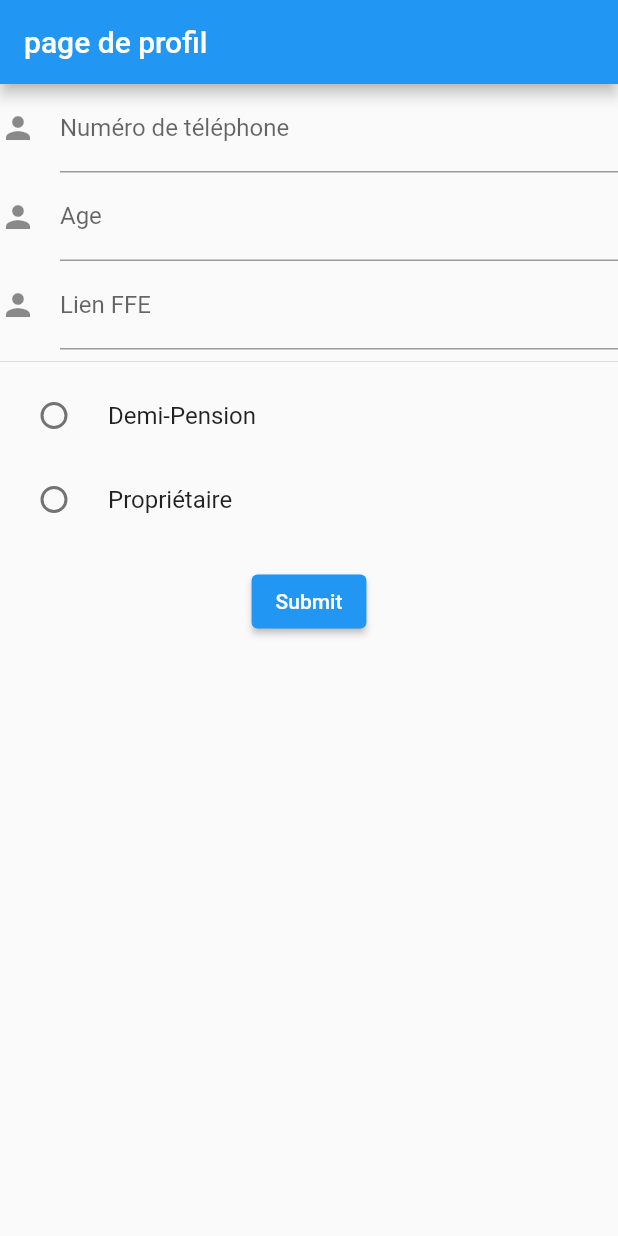
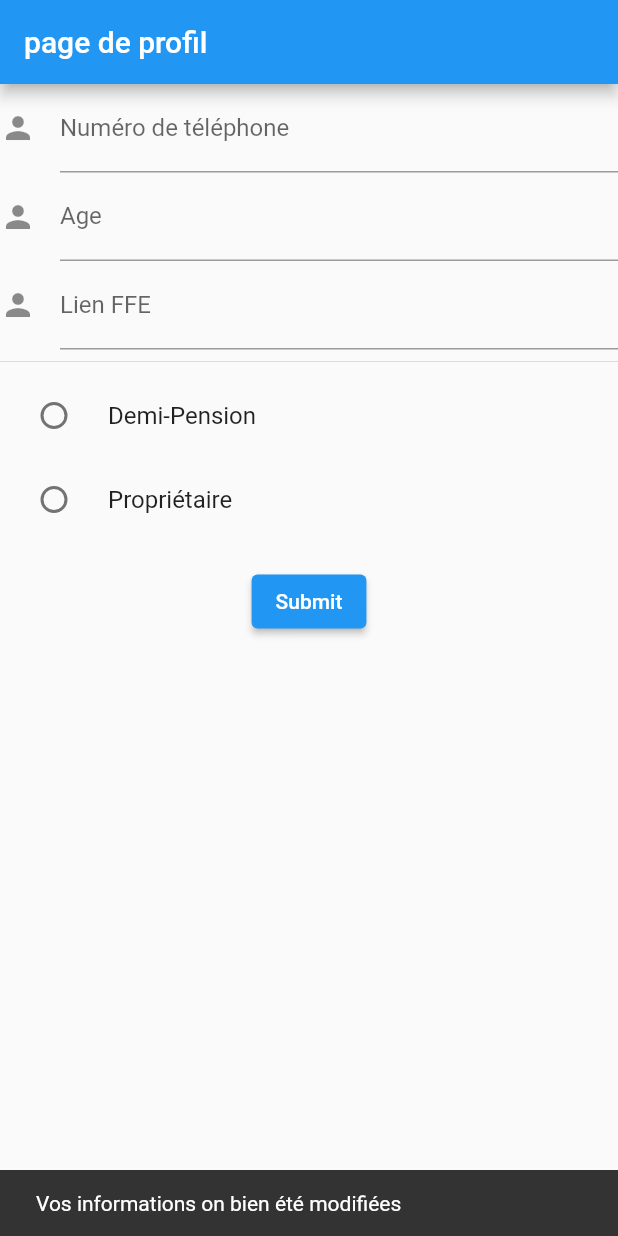
Before and after one commit to MaximeJomain/flutter_g1_l3, a Flutter app: the screen it shows after launch, after a tap on "Submit", on a phone screen of 412 x 824 dp. Run offline on Flutter 3.47's test engine with Material 2 defaults, Android fonts, the phone set to English and light mode, and no system bars; missing offline and left inert: mongo_dart.

Commit message:
Added database update for profile info and dp horse (owner horse still w.i.p)

```diff
--- a/lib/database.dart
+++ b/lib/database.dart
@@ -1,7 +1,7 @@
 import 'package:flutter_g1_l3/tables/tableUser.dart';
 import 'package:mongo_dart/mongo_dart.dart';
 
-class Database{
+class Database {
   String user;
   String pwd;
   String host;
@@ -10,15 +10,17 @@ class Database{
 
   Database(this.user, this.pwd, this.host, this.nameDB);
 
-  static Database instance = Database("test", "test", "cluster0.qhfwu3w.mongodb.net", "test");
+  static Database instance =
+      Database("test", "test", "cluster0.dbdsp9o.mongodb.net", "test");
 
-  _etablishConnection() async{
-    db = await Db.create("mongodb+srv://${user}:${pwd}@${host}/${nameDB}?retryWrites=true&w=majority");
+  _etablishConnection() async {
+    db = await Db.create(
+        "mongodb+srv://${user}:${pwd}@${host}/${nameDB}?retryWrites=true&w=majority");
     await db.open();
   }
 
-  getCollection(String myCollec) async{
-    if(db == null){
+  getCollection(String myCollec) async {
+    if (db == null) {
       await _etablishConnection();
     }
     DbCollection collection = await db.collection(myCollec);
@@ -26,8 +28,8 @@ class Database{
     return result;
   }
 
-  createUser(String myCollec, User user) async{
-    if(db == null){
+  createUser(String myCollec, User user) async {
+    if (db == null) {
       await _etablishConnection();
       print("nouvelle connexion");
     }
@@ -36,14 +38,41 @@ class Database{
       "_id": ObjectId(),
       "username": "${user.username}",
       "password": "${user.password}",
-    "picture": "${user.picture}",
+      "picture": "${user.picture}",
       "email": "${user.email}",
-      "phone":"${user.phone}",
+      "phone": "${user.phone}",
       "old": "${user.old}",
       "type": "${user.type}"
     });
   }
 
+  updateHorseOwner(String username, String? horsename) async {
+    if (db == null) {
+      await _etablishConnection();
+      print("nouvelle connexion");
+    }
+    var collection = db.collection("horses");
+    await collection.update(
+        where.eq('name', horsename), modify.set('owner', username));
+  }
 
-  // Ajouter fonction générique Delete / Update
+  updateUserInfo(String username, String phoneNumber, String age, String ffe) async {
+    if (db == null) {
+      await _etablishConnection();
+      print("nouvelle connexion");
+    }
+    var collection = db.collection("users");
+    await collection.update(
+        where.eq('username', username),
+        {
+          r'$set': {
+            'phone_number': phoneNumber,
+            'age': age,
+            'ffe': ffe,
+          }
+        }
+    );
+  }
+
+// Ajouter fonction générique Delete / Update
 }
--- a/lib/database/database.dart
+++ b/lib/database/database.dart
@@ -8,7 +8,6 @@ class Database{
   String nameDB;
   var db;
 
-  static Database instance = Database("test", "test", "cluster0.qhfwu3w.mongodb.net", "test");
 
   Database(this.user, this.pwd, this.host, this.nameDB);
 
@@ -52,6 +51,5 @@ class Database{
     });
 }
 
-
 // Ajouter fonction générique Delete / Update
 }
--- a/lib/tables/tableHorse.dart
+++ b/lib/tables/tableHorse.dart
@@ -5,7 +5,9 @@ class Horse {
   late String? dress;
   late String? sex;
   late String? speciality;
+  late String? owner;
 
-  Horse(this.name, [this.picture, this.dress, this.sex, this.speciality]);
+
+  Horse(this.name, [this.picture, this.dress, this.sex, this.speciality, this.owner]);
 
 }
--- a/lib/view/user_profile.dart
+++ b/lib/view/user_profile.dart
@@ -1,4 +1,5 @@
 import 'package:flutter/material.dart';
+import 'package:flutter_g1_l3/database.dart';
 import 'package:flutter_g1_l3/main.dart';
 import 'package:flutter_g1_l3/tables/tableUser.dart';
 
@@ -17,6 +18,8 @@ class UserProfile extends StatefulWidget {
 
 class _UserProfileState extends State<UserProfile> {
   final GlobalKey<FormState> _formKey = GlobalKey<FormState>();
+
+  String username = "user1";
   List<Horse> horsesList = [];
   String? gender;
   String? _horseName;
@@ -79,6 +82,7 @@ class _UserProfileState extends State<UserProfile> {
             TextButton(
               child: const Text('Approve'),
               onPressed: () {
+                MyApp.myDB.updateHorseOwner(username, horseName);
                 Navigator.of(context).pop();
               },
             ),
@@ -183,7 +187,12 @@ class _UserProfileState extends State<UserProfile> {
                   Padding(
                     padding: const EdgeInsets.symmetric(vertical: 16.0),
                     child: ElevatedButton(
-                      onPressed: () async {},
+                      onPressed: () async {
+                        MyApp.myDB.updateUserInfo(username, phoneNumberController.text , ageController.text, ffeLinkController.text);
+                        ScaffoldMessenger.of(context).showSnackBar(
+                            const SnackBar(content: Text(
+                                'Vos informations on bien été modifiées')));
+                      },
                       child: const Text('Submit'),
                     ),
                   ),
--- a/pubspec.yaml
+++ b/pubspec.yaml
@@ -39,6 +39,7 @@ dependencies:
   # Use with the CupertinoIcons class for iOS style icons.
   cupertino_icons: ^1.0.2
   mongo_dart: ^0.8.1
+  get_storage:
 
 dev_dependencies:
   flutter_test:
```
Also changed, not shown: pubspec.lock, 1 other file.
